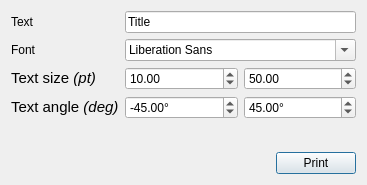
Before: the Qt Designer form widget.ui in antigol/EndpaperMaker, drawn with Qt 5.
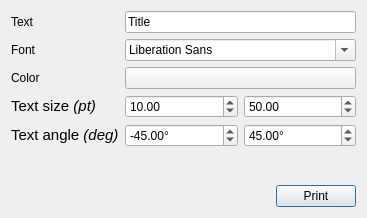
After: the same form once the commit is applied.

What changed in the file:
```diff
--- a/widget.ui
+++ b/widget.ui
@@ -7,7 +7,7 @@
     <x>0</x>
     <y>0</y>
     <width>321</width>
-    <height>185</height>
+    <height>218</height>
    </rect>
   </property>
   <property name="windowTitle">
@@ -43,7 +43,7 @@
      <item row="1" column="1">
       <widget class="QFontComboBox" name="fontComboBox"/>
      </item>
-     <item row="2" column="0">
+     <item row="3" column="0">
       <widget class="QLabel" name="sizeMinLabel">
        <property name="text">
         <string>&lt;!DOCTYPE HTML PUBLIC &quot;-//W3C//DTD HTML 4.0//EN&quot; &quot;http://www.w3.org/TR/REC-html40/strict.dtd&quot;&gt;
@@ -54,7 +54,7 @@
        </property>
       </widget>
      </item>
-     <item row="2" column="1">
+     <item row="3" column="1">
       <layout class="QHBoxLayout" name="horizontalLayout">
        <item>
         <widget class="QDoubleSpinBox" name="sizeMinDoubleSpinBox">
@@ -78,7 +78,7 @@
        </item>
       </layout>
      </item>
-     <item row="3" column="0">
+     <item row="4" column="0">
       <widget class="QLabel" name="angleMinLabel">
        <property name="text">
         <string>&lt;!DOCTYPE HTML PUBLIC &quot;-//W3C//DTD HTML 4.0//EN&quot; &quot;http://www.w3.org/TR/REC-html40/strict.dtd&quot;&gt;
@@ -89,7 +89,7 @@
        </property>
       </widget>
      </item>
-     <item row="3" column="1">
+     <item row="4" column="1">
       <layout class="QHBoxLayout" name="horizontalLayout_2">
        <item>
         <widget class="QDoubleSpinBox" name="angleMinDoubleSpinBox">
@@ -125,6 +125,20 @@
        </item>
       </layout>
      </item>
+     <item row="2" column="0">
+      <widget class="QLabel" name="label">
+       <property name="text">
+        <string>Color</string>
+       </property>
+      </widget>
+     </item>
+     <item row="2" column="1">
+      <widget class="QPushButton" name="colorPushButton">
+       <property name="text">
+        <string/>
+       </property>
+      </widget>
+     </item>
     </layout>
    </item>
    <item>
```
